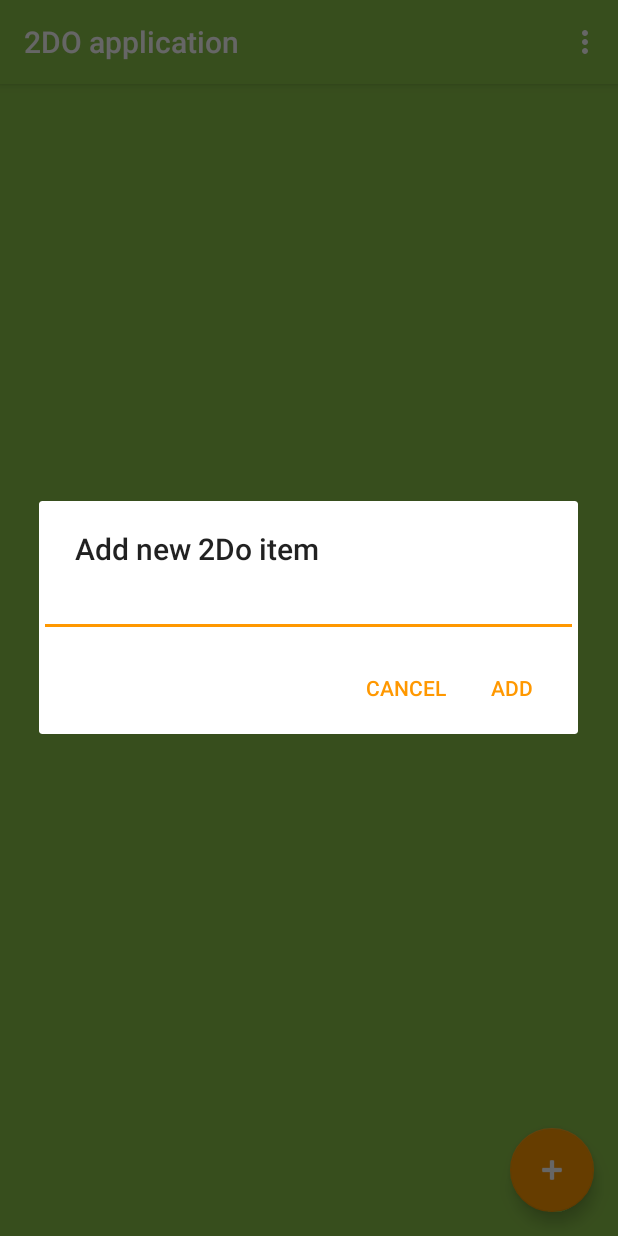
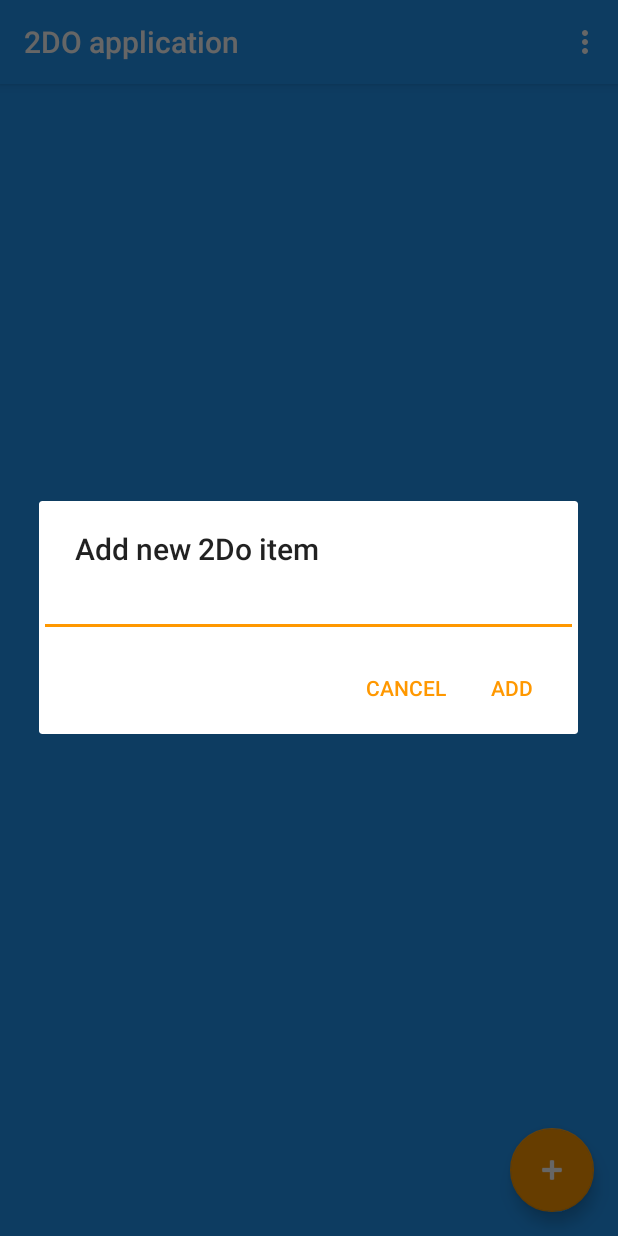
Before and after one commit to jakenemiroff/2Do_Application, an Android app: the screen it shows after launch (MainActivity), after a tap on an icon or button, on a phone screen of 412 x 824 dp. Run offline under Robolectric (Android 15) with nearby library versions, the phone set to English and light mode, and no system bars; libraries missing offline, so code that uses them is left out: com.jetbrains.handson.

Commit message:
change color style

```diff
--- a/app/src/main/res/layout/custom_layout.xml
+++ b/app/src/main/res/layout/custom_layout.xml
@@ -10,7 +10,7 @@
         android:layout_height="wrap_content"
         android:layout_weight="2"
         android:paddingLeft="10dip"
-        android:textColor="@color/colorPrimaryDark"
+        android:textColor="@color/titleColor"
         android:textSize="30sp" />
 
     <CheckBox
--- a/app/src/main/res/values/colors.xml
+++ b/app/src/main/res/values/colors.xml
@@ -1,6 +1,6 @@
 <?xml version="1.0" encoding="utf-8"?>
 <resources>
-    <color name="colorPrimary">#8BC34A</color>
-    <color name="colorPrimaryDark">#9C27B0</color>
+    <color name="colorPrimary">#2196F3</color>
+    <color name="titleColor">#FBC02D</color>
     <color name="colorAccent">#FF9800</color>
 </resources>
--- a/app/src/main/res/values/styles.xml
+++ b/app/src/main/res/values/styles.xml
@@ -4,7 +4,7 @@
     <style name="AppTheme" parent="Theme.AppCompat.Light.DarkActionBar">
         <!-- Customize your theme here. -->
         <item name="colorPrimary">@color/colorPrimary</item>
-        <item name="colorPrimaryDark">@color/colorPrimaryDark</item>
+        <item name="colorPrimaryDark">@color/titleColor</item>
         <item name="colorAccent">@color/colorAccent</item>
     </style>
 
```
